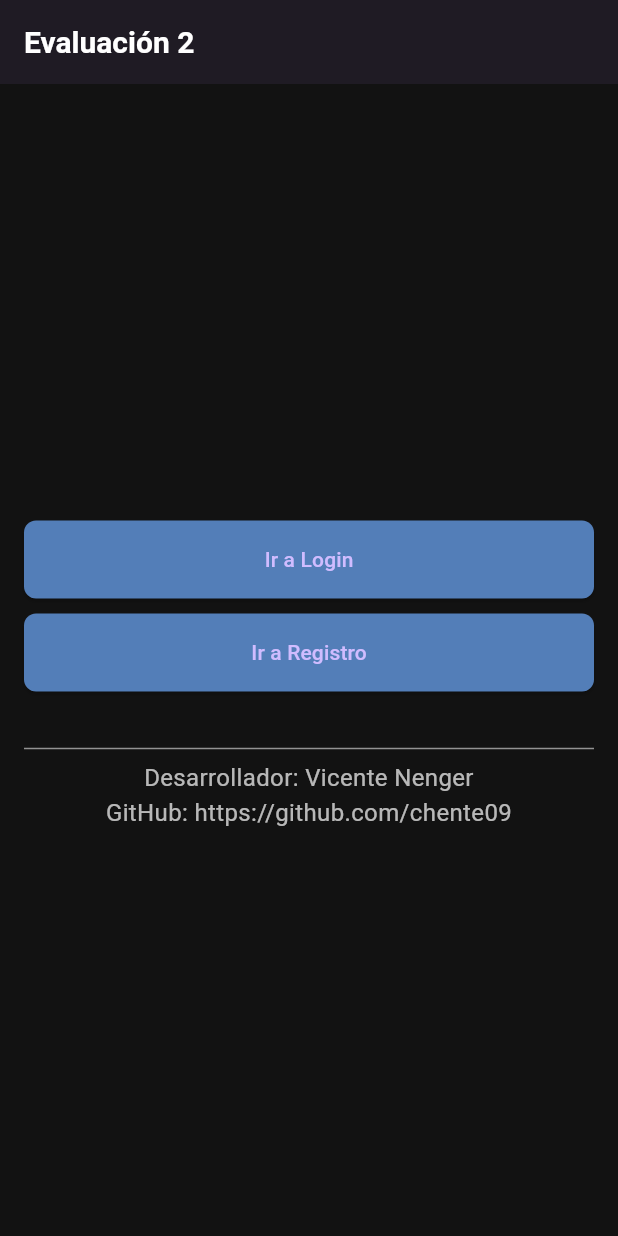
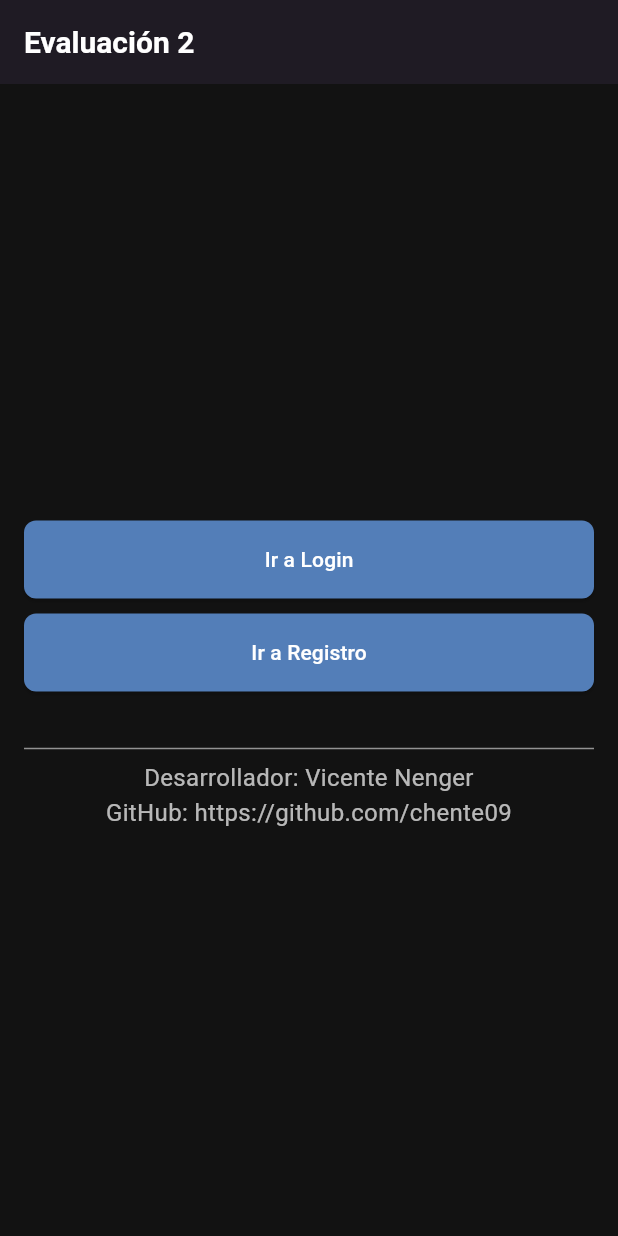
Before and after one commit to chente09/mobilesiiievalu2, a Flutter app: the screen it shows after launch, on a phone screen of 412 x 824 dp. Run offline on Flutter 3.47's test engine with Material 3 defaults, Android fonts, the phone set to English and light mode, and no system bars; our stand-ins replace firebase_auth, firebase_core, firebase_database; accounts and stored records are empty.

```diff
--- a/lib/main.dart
+++ b/lib/main.dart
@@ -69,7 +69,7 @@ class WelcomeScreen extends StatelessWidget {
                     ),
                   );
                 },
-                child: const Text('Ir a Login') ,
+                child: const Text('Ir a Login', style: TextStyle(color: Colors.white)) ,
               ),
               const SizedBox(height: 10),
               ElevatedButton(
@@ -81,7 +81,7 @@ class WelcomeScreen extends StatelessWidget {
                     ),
                   );
                 },
-                child: const Text('Ir a Registro'),
+                child: const Text('Ir a Registro', style: TextStyle(color: Colors.white)),
               ),
               const SizedBox(height: 30),
               const Divider(color: Colors.white54),
```
Also changed, not shown: lib/screens/loginScreen.dart (+9 -5 lines).
